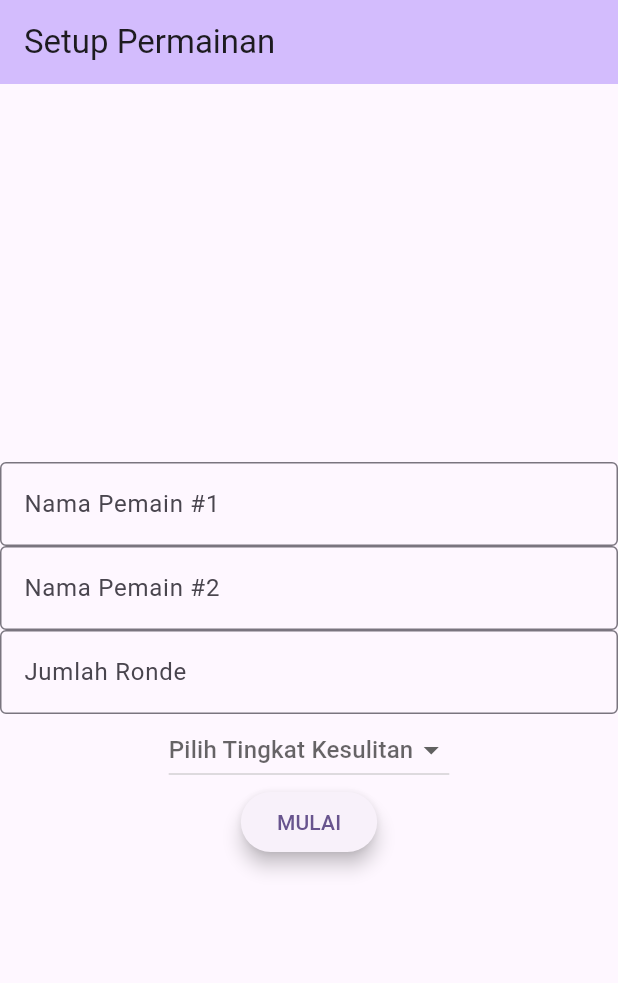
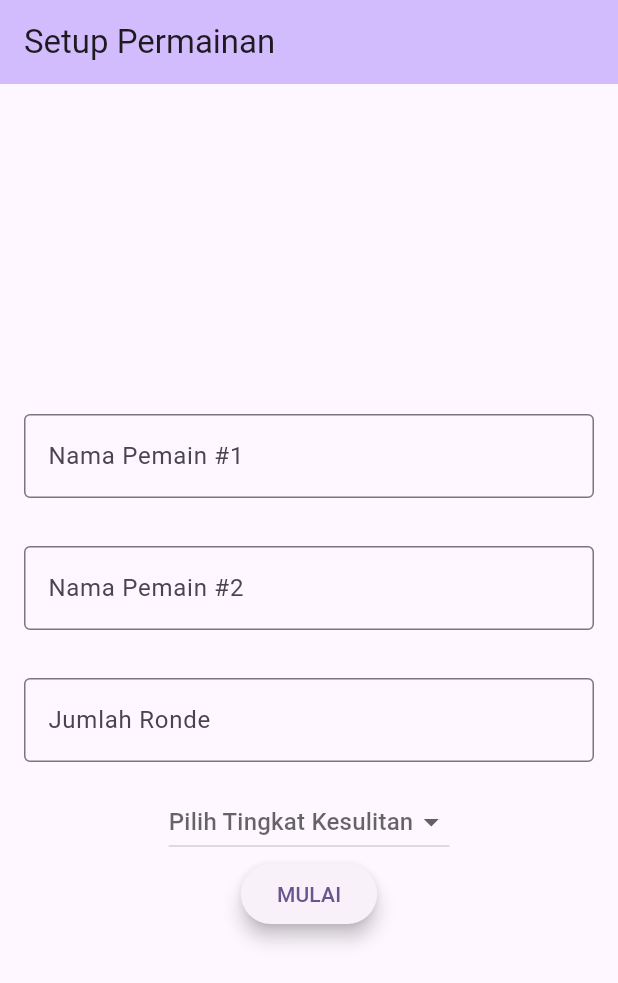
Before and after one commit to alvinfersus/MatiMurup_Game_Flutter, a Flutter app: the screen it shows after launch, on a phone screen of 412 x 824 dp. Shown: the top 983 px of the screen. Run offline on Flutter 3.47's test engine with Material 2 defaults, Android fonts, the phone set to English and light mode, and no system bars; our stand-ins replace shared_preferences.

Commit message:
fix layout main.dart

```diff
--- a/project_uts/lib/main.dart
+++ b/project_uts/lib/main.dart
@@ -53,11 +53,12 @@ class _MyHomePageState extends State<MyHomePage> {
       _pemain1_cont.text = prefs.getString("pemain1") ?? '';
       _pemain2_cont.text = prefs.getString("pemain2") ?? '';
       _jum_ronde_cont.text = prefs.getString("jumlah_ronde") ?? '';
-      _tingkat_kesulitan = prefs.getString("kesulitan") ?? 'Pilih Tingkat Kesulitan';
+      _tingkat_kesulitan =
+          prefs.getString("kesulitan") ?? 'Pilih Tingkat Kesulitan';
     });
   }
 
-  void start() async{
+  void start() async {
     final prefs = await SharedPreferences.getInstance();
     prefs.setString("pemain1", _pemain1_cont.text);
     prefs.setString("pemain2", _pemain2_cont.text);
@@ -76,8 +77,11 @@ class _MyHomePageState extends State<MyHomePage> {
         body: Center(
             child: Column(
               mainAxisAlignment: MainAxisAlignment.center,
-          children: <Widget>[
-            TextField(
+              crossAxisAlignment: CrossAxisAlignment.center,
+              children: [
+                Container(
+                  margin: EdgeInsets.all(16.0),
+                  child: TextField(
                   controller: _pemain1_cont,
                   decoration: const InputDecoration(
                     labelText: 'Nama Pemain #1',
@@ -89,7 +93,10 @@ class _MyHomePageState extends State<MyHomePage> {
                   ),
                   onChanged: (v) {},
                   ),
-            TextField(
+                ),
+                Container(
+                  margin: EdgeInsets.all(16.0),
+                  child: TextField(
                   controller: _pemain2_cont,
                   decoration: const InputDecoration(
                     labelText: 'Nama Pemain #2',
@@ -101,7 +108,10 @@ class _MyHomePageState extends State<MyHomePage> {
                   ),
                   onChanged: (v) {},
                   ),
-            TextField(
+                ),
+                Container(
+                  margin: EdgeInsets.all(16.0),
+                  child: TextField(
                   controller: _jum_ronde_cont,
                   keyboardType: TextInputType.number,
                   decoration: const InputDecoration(
@@ -113,6 +123,7 @@ class _MyHomePageState extends State<MyHomePage> {
                     ),
                   ),
                   onChanged: (v) {},
+                  ),
                 ),
                 DropdownButton(
                   hint: Text(_tingkat_kesulitan),
@@ -140,7 +151,8 @@ class _MyHomePageState extends State<MyHomePage> {
                   onPressed: () {
                     start();
                   },
-                child: Text('MULAI'))
+                  child: Text('MULAI')
+                )
               ],
             ),
           ),
```
Also changed, not shown: project_uts/lib/screen/game.dart (+26 -2 lines). Lines whose indentation alone changed are shown as unchanged.
